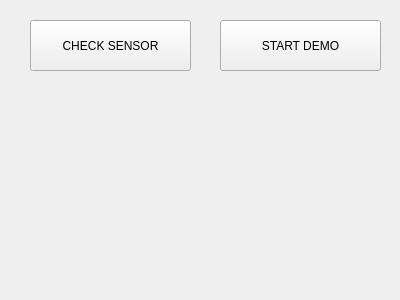
The window that style/demo.ui (lasseaeggen/SiNRI) describes before a commit, drawn with Qt 5.
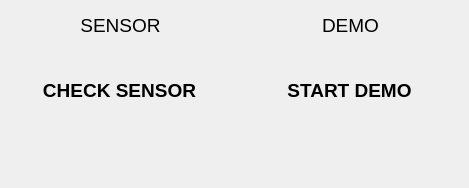
The same window after the commit.

Commit message: Demo GUI style modification

```diff
--- a/style/demo.ui
+++ b/style/demo.ui
@@ -6,33 +6,24 @@
    <rect>
     <x>0</x>
     <y>0</y>
-    <width>400</width>
-    <height>300</height>
+    <width>469</width>
+    <height>188</height>
    </rect>
   </property>
   <property name="windowTitle">
    <string>Form</string>
   </property>
-  <widget class="QPushButton" name="initDemoButton">
-   <property name="geometry">
-    <rect>
-     <x>220</x>
-     <y>20</y>
-     <width>161</width>
-     <height>51</height>
-    </rect>
-   </property>
-   <property name="text">
-    <string>START DEMO</string>
-   </property>
-  </widget>
+  <property name="styleSheet">
+   <string notr="true">background-color: &quot;#6e6e6e&quot;;
+font-family : Arial;</string>
+  </property>
   <widget class="QWidget" name="distanceStatus" native="true">
    <property name="geometry">
     <rect>
-     <x>220</x>
-     <y>130</y>
-     <width>161</width>
-     <height>131</height>
+     <x>240</x>
+     <y>150</y>
+     <width>221</width>
+     <height>31</height>
     </rect>
    </property>
    <property name="styleSheet">
@@ -42,28 +33,169 @@
   <widget class="QWidget" name="sensorStatus" native="true">
    <property name="geometry">
     <rect>
-     <x>40</x>
+     <x>10</x>
      <y>150</y>
-     <width>120</width>
-     <height>80</height>
+     <width>221</width>
+     <height>31</height>
     </rect>
    </property>
    <property name="styleSheet">
     <string notr="true">background-color: &quot;yellow&quot;;</string>
    </property>
   </widget>
-  <widget class="QPushButton" name="checkSensorButton">
+  <widget class="QWidget" name="widget" native="true">
    <property name="geometry">
     <rect>
-     <x>30</x>
-     <y>20</y>
-     <width>161</width>
-     <height>51</height>
+     <x>10</x>
+     <y>10</y>
+     <width>221</width>
+     <height>131</height>
     </rect>
    </property>
-   <property name="text">
-    <string>CHECK SENSOR</string>
+   <property name="styleSheet">
+    <string notr="true">background-color: &quot;#b3b3b3&quot;;</string>
    </property>
+   <widget class="QLabel" name="label_4">
+    <property name="geometry">
+     <rect>
+      <x>0</x>
+      <y>0</y>
+      <width>221</width>
+      <height>31</height>
+     </rect>
+    </property>
+    <property name="font">
+     <font>
+      <family>Arial</family>
+      <pointsize>14</pointsize>
+      <weight>50</weight>
+      <bold>false</bold>
+     </font>
+    </property>
+    <property name="styleSheet">
+     <string notr="true">background-color: &quot;#e6e6e6&quot;;</string>
+    </property>
+    <property name="text">
+     <string>SENSOR</string>
+    </property>
+    <property name="alignment">
+     <set>Qt::AlignCenter</set>
+    </property>
+   </widget>
+   <widget class="QPushButton" name="checkSensorButton">
+    <property name="enabled">
+     <bool>true</bool>
+    </property>
+    <property name="geometry">
+     <rect>
+      <x>10</x>
+      <y>40</y>
+      <width>199</width>
+      <height>81</height>
+     </rect>
+    </property>
+    <property name="font">
+     <font>
+      <family>Arial</family>
+      <pointsize>14</pointsize>
+      <weight>75</weight>
+      <bold>true</bold>
+      <strikeout>false</strikeout>
+     </font>
+    </property>
+    <property name="contextMenuPolicy">
+     <enum>Qt::PreventContextMenu</enum>
+    </property>
+    <property name="autoFillBackground">
+     <bool>false</bool>
+    </property>
+    <property name="styleSheet">
+     <string notr="true">background-color: white;</string>
+    </property>
+    <property name="text">
+     <string>CHECK SENSOR</string>
+    </property>
+    <property name="flat">
+     <bool>true</bool>
+    </property>
+   </widget>
+  </widget>
+  <widget class="QWidget" name="widget_2" native="true">
+   <property name="geometry">
+    <rect>
+     <x>240</x>
+     <y>10</y>
+     <width>221</width>
+     <height>131</height>
+    </rect>
+   </property>
+   <property name="styleSheet">
+    <string notr="true">background-color: &quot;#b3b3b3&quot;;</string>
+   </property>
+   <widget class="QLabel" name="label_5">
+    <property name="geometry">
+     <rect>
+      <x>0</x>
+      <y>0</y>
+      <width>221</width>
+      <height>31</height>
+     </rect>
+    </property>
+    <property name="font">
+     <font>
+      <family>Arial</family>
+      <pointsize>14</pointsize>
+      <weight>50</weight>
+      <bold>false</bold>
+     </font>
+    </property>
+    <property name="styleSheet">
+     <string notr="true">background-color: &quot;#e6e6e6&quot;;</string>
+    </property>
+    <property name="text">
+     <string>DEMO</string>
+    </property>
+    <property name="alignment">
+     <set>Qt::AlignCenter</set>
+    </property>
+   </widget>
+   <widget class="QPushButton" name="initDemoButton">
+    <property name="enabled">
+     <bool>true</bool>
+    </property>
+    <property name="geometry">
+     <rect>
+      <x>10</x>
+      <y>40</y>
+      <width>199</width>
+      <height>81</height>
+     </rect>
+    </property>
+    <property name="font">
+     <font>
+      <family>Arial</family>
+      <pointsize>14</pointsize>
+      <weight>75</weight>
+      <bold>true</bold>
+      <strikeout>false</strikeout>
+     </font>
+    </property>
+    <property name="contextMenuPolicy">
+     <enum>Qt::PreventContextMenu</enum>
+    </property>
+    <property name="autoFillBackground">
+     <bool>false</bool>
+    </property>
+    <property name="styleSheet">
+     <string notr="true">background-color: white;</string>
+    </property>
+    <property name="text">
+     <string>START DEMO</string>
+    </property>
+    <property name="flat">
+     <bool>true</bool>
+    </property>
+   </widget>
   </widget>
  </widget>
  <resources/>
```
The commit also changes 2 other files.
